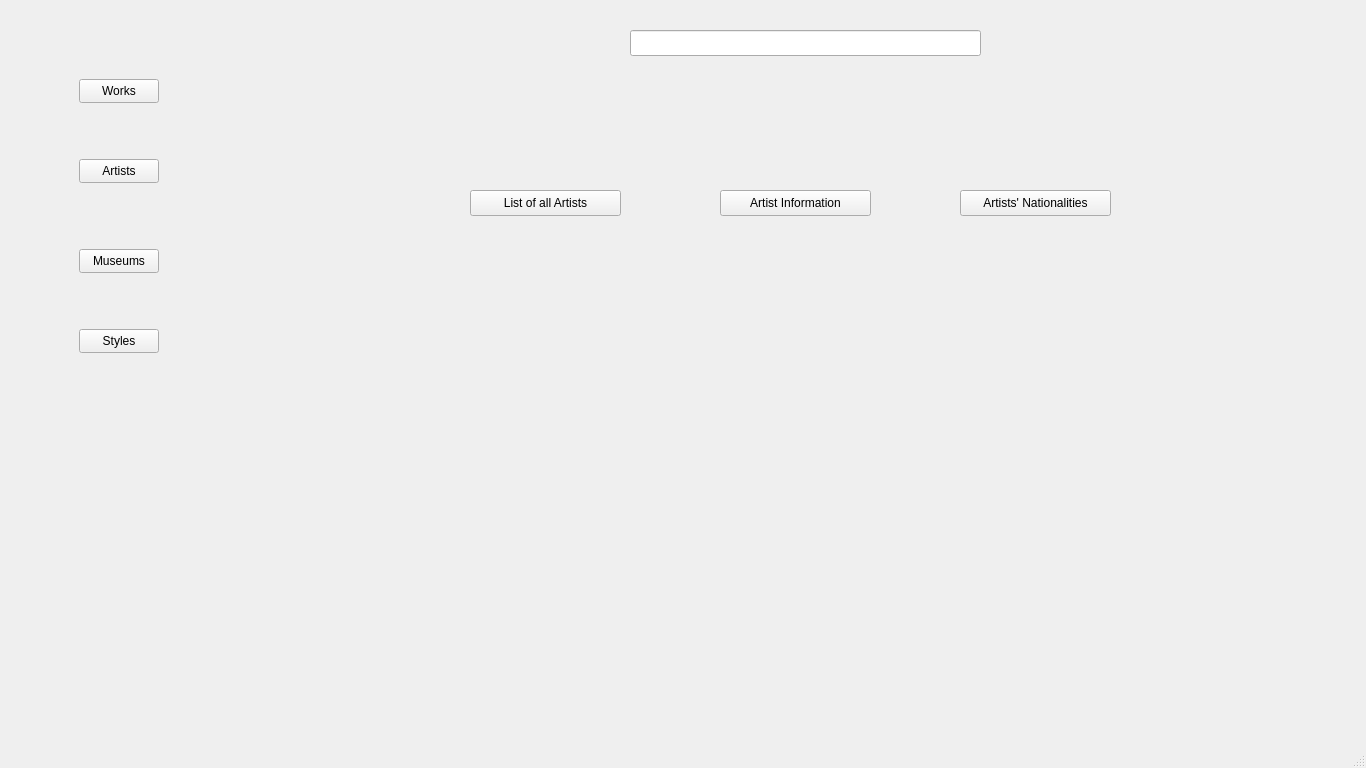
Qt form database-front-end/artistwindow.ui (Griffin1610/CS366dbms-project) before a commit.
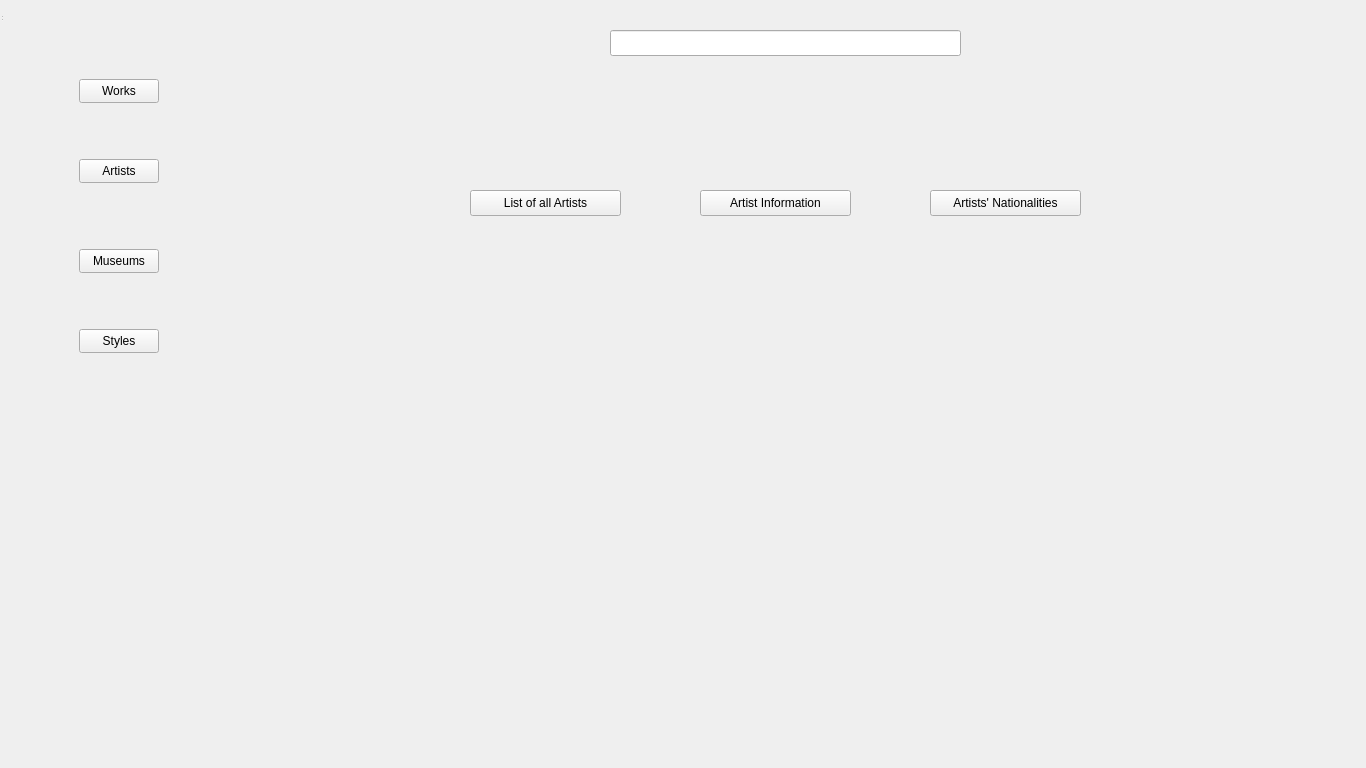
The same form after that commit.

```diff
--- a/database-front-end/artistwindow.ui
+++ b/database-front-end/artistwindow.ui
@@ -1,7 +1,7 @@
 <?xml version="1.0" encoding="UTF-8"?>
 <ui version="4.0">
- <class>MainWindow</class>
- <widget class="QMainWindow" name="MainWindow">
+ <class>ArtistWindow</class>
+ <widget class="QWidget" name="ArtistWindow">
   <property name="geometry">
    <rect>
     <x>0</x>
@@ -13,7 +13,15 @@
   <property name="windowTitle">
    <string>MainWindow</string>
   </property>
-  <widget class="QWidget" name="centralwidget">
+  <widget class="QWidget" name="centralwidget" native="true">
+   <property name="geometry">
+    <rect>
+     <x>0</x>
+     <y>0</y>
+     <width>1100</width>
+     <height>798</height>
+    </rect>
+   </property>
    <widget class="QFrame" name="frame">
     <property name="geometry">
      <rect>
@@ -88,7 +96,7 @@
    <widget class="QLineEdit" name="lineEdit">
     <property name="geometry">
      <rect>
-      <x>630</x>
+      <x>610</x>
       <y>30</y>
       <width>351</width>
       <height>26</height>
@@ -98,7 +106,7 @@
    <widget class="QPushButton" name="artistInfoButton">
     <property name="geometry">
      <rect>
-      <x>720</x>
+      <x>700</x>
       <y>190</y>
       <width>151</width>
       <height>26</height>
@@ -111,7 +119,7 @@
    <widget class="QPushButton" name="artistsNationalitiesButton">
     <property name="geometry">
      <rect>
-      <x>960</x>
+      <x>930</x>
       <y>190</y>
       <width>151</width>
       <height>26</height>
@@ -135,7 +143,16 @@
     </property>
    </widget>
   </widget>
-  <widget class="QStatusBar" name="statusbar"/>
+  <widget class="QStatusBar" name="statusbar">
+   <property name="geometry">
+    <rect>
+     <x>0</x>
+     <y>0</y>
+     <width>3</width>
+     <height>22</height>
+    </rect>
+   </property>
+  </widget>
  </widget>
  <resources/>
  <connections/>
```
Left out of the diff: 4 changed lines with no effect on the pictures.
